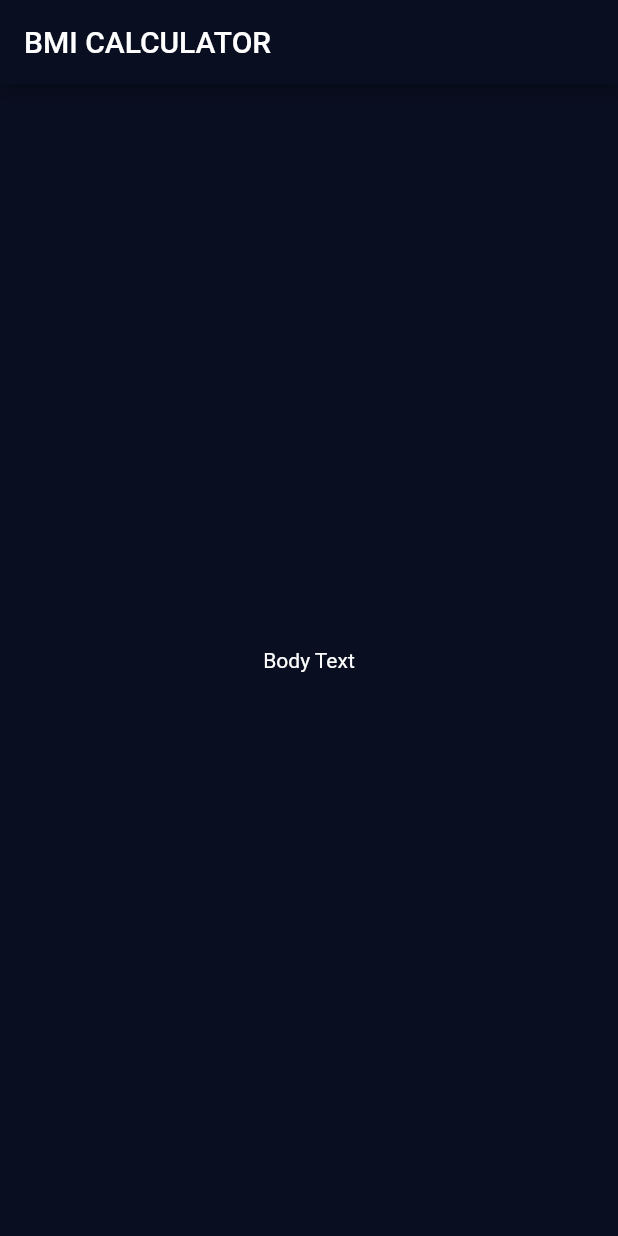
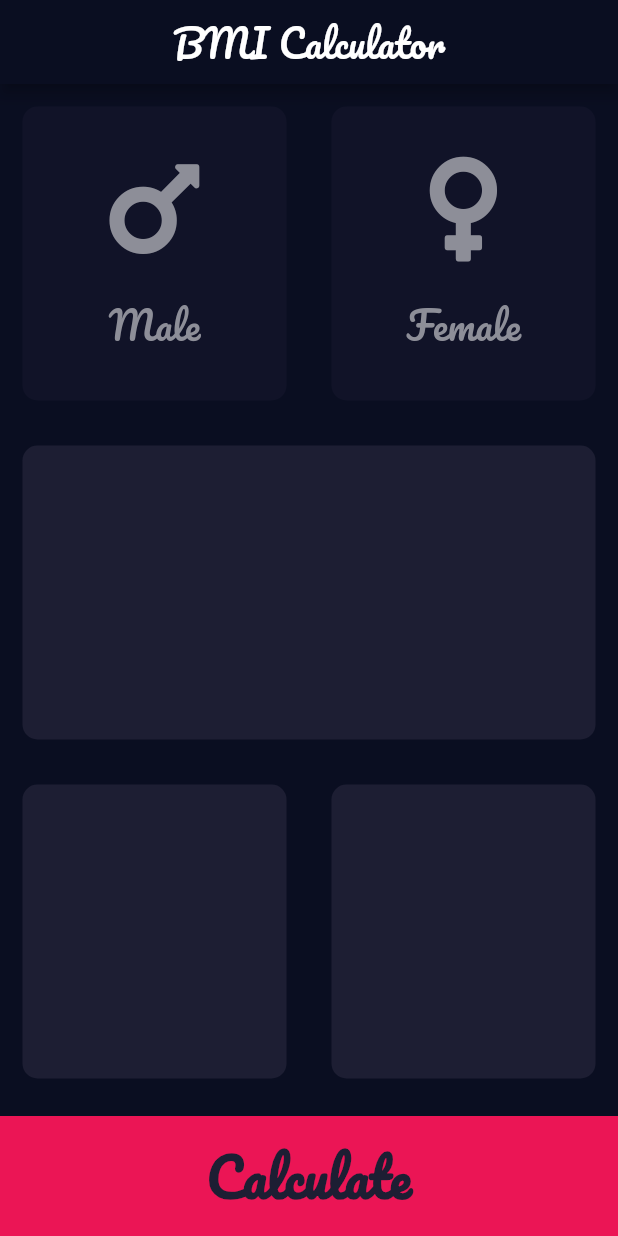
Before and after one commit to GEspinosa7/flutter_study, a Flutter app: the screen it shows after launch, on a phone screen of 412 x 824 dp. Run offline on Flutter 3.47's test engine with Material 2 defaults, Android fonts, the phone set to English and light mode, and no system bars; our stand-ins replace audioplayers, font_awesome_flutter, rflutter_alert.

Commit message:
update app

```diff
--- /dev/null
+++ b/bmi-calculator/lib/bmi_card.dart
@@ -0,0 +1,20 @@
+import 'package:flutter/material.dart';
+
+class BMICard extends StatelessWidget {
+  BMICard({@required this.colour, this.cardChild});
+
+  final Color colour;
+  final Widget cardChild;
+
+  @override
+  Widget build(BuildContext context) {
+    return Container(
+      child: cardChild,
+      margin: EdgeInsets.all(15),
+      decoration: BoxDecoration(
+        color: colour,
+        borderRadius: BorderRadius.circular(10.0),
+      ),
+    );
+  }
+}
--- /dev/null
+++ b/bmi-calculator/lib/bmi_card_itens.dart
@@ -0,0 +1,40 @@
+import 'package:flutter/material.dart';
+
+class BMICardItens extends StatelessWidget {
+  BMICardItens({
+    @required this.icon,
+    this.iconColor,
+    @required this.text,
+    this.textColor,
+  });
+
+  final IconData icon;
+  final Color iconColor;
+  final String text;
+  final Color textColor;
+
+  @override
+  Widget build(BuildContext context) {
+    return Column(
+      mainAxisAlignment: MainAxisAlignment.center,
+      children: [
+        Icon(
+          icon,
+          size: 80,
+          color: iconColor,
+        ),
+        SizedBox(
+          height: 15.0,
+        ),
+        Text(
+          text,
+          style: TextStyle(
+            color: textColor,
+            fontSize: 25,
+            fontFamily: 'Pacifico',
+          ),
+        ),
+      ],
+    );
+  }
+}
--- a/bmi-calculator/lib/input_page.dart
+++ b/bmi-calculator/lib/input_page.dart
@@ -1,4 +1,16 @@
+import 'package:bmi_calculator/bmi_card.dart';
+import 'package:bmi_calculator/bmi_card_itens.dart';
 import 'package:flutter/material.dart';
+import 'package:font_awesome_flutter/font_awesome_flutter.dart';
+
+const bottomContainerHeight = 80.0;
+const Color bottomContainerBgColor = Color(0xFFEB1555);
+const Color inactiveItemCardColor = Color(0xFF8D8E98);
+const Color activeItemCardColor = Colors.white;
+const Color inactiveBgCardColor = Color(0xFF111328);
+const Color activeBgCardColor = Color(0xFF1D1E33);
+
+enum Gender { male, female }
 
 class InputPage extends StatefulWidget {
   @override
@@ -6,14 +18,137 @@ class InputPage extends StatefulWidget {
 }
 
 class _InputPageState extends State<InputPage> {
+  Color maleBgCardColor = inactiveBgCardColor;
+  Color maleItemCardColor = inactiveItemCardColor;
+  Color femaleBgCardColor = inactiveBgCardColor;
+  Color femaleItemCardColor = inactiveItemCardColor;
+
+  void updateColor(Gender gender) {
+    if (gender == Gender.male) {
+      if (maleBgCardColor == inactiveBgCardColor) {
+        maleBgCardColor = activeBgCardColor;
+        maleItemCardColor = activeItemCardColor;
+        femaleBgCardColor = inactiveBgCardColor;
+        femaleItemCardColor = inactiveItemCardColor;
+      } else {
+        maleBgCardColor = inactiveBgCardColor;
+        maleItemCardColor = inactiveItemCardColor;
+      }
+    }
+    if (gender == Gender.female) {
+      if (femaleBgCardColor == inactiveBgCardColor) {
+        femaleBgCardColor = activeBgCardColor;
+        femaleItemCardColor = activeItemCardColor;
+        maleBgCardColor = inactiveBgCardColor;
+        maleItemCardColor = inactiveItemCardColor;
+      } else {
+        femaleBgCardColor = inactiveBgCardColor;
+        femaleItemCardColor = inactiveItemCardColor;
+      }
+    }
+  }
+
   @override
   Widget build(BuildContext context) {
     return Scaffold(
       appBar: AppBar(
-        title: Text('BMI CALCULATOR'),
+        title: Text(
+          'BMI Calculator',
+          style: TextStyle(
+            fontFamily: 'Pacifico',
+            fontSize: 25,
+          ),
+        ),
+        centerTitle: true,
       ),
-      body: Center(
-        child: Text('Body Text'),
+      body: Column(
+        children: [
+          Expanded(
+            child: Row(
+              children: [
+                Expanded(
+                  child: GestureDetector(
+                    onTap: () {
+                      setState(() {
+                        updateColor(Gender.male);
+                      });
+                    },
+                    child: BMICard(
+                      colour: maleBgCardColor,
+                      cardChild: BMICardItens(
+                        icon: FontAwesomeIcons.mars,
+                        iconColor: maleItemCardColor,
+                        text: 'Male',
+                        textColor: maleItemCardColor,
+                      ),
+                    ),
+                  ),
+                ),
+                Expanded(
+                  child: GestureDetector(
+                    onTap: () {
+                      setState(() {
+                        updateColor(Gender.female);
+                      });
+                    },
+                    child: BMICard(
+                      colour: femaleBgCardColor,
+                      cardChild: BMICardItens(
+                        icon: FontAwesomeIcons.venus,
+                        iconColor: femaleItemCardColor,
+                        text: 'Female',
+                        textColor: femaleItemCardColor,
+                      ),
+                    ),
+                  ),
+                ),
+              ],
+            ),
+          ),
+          Expanded(
+            child: BMICard(
+              colour: activeBgCardColor,
+            ),
+          ),
+          Expanded(
+            child: Row(
+              children: [
+                Expanded(
+                  child: BMICard(
+                    colour: activeBgCardColor,
+                  ),
+                ),
+                Expanded(
+                  child: BMICard(
+                    colour: activeBgCardColor,
+                  ),
+                ),
+              ],
+            ),
+          ),
+          FlatButton(
+            padding: EdgeInsets.all(0),
+            onPressed: () => print('teste'),
+            child: Container(
+              color: bottomContainerBgColor,
+              width: double.infinity,
+              height: bottomContainerHeight,
+              margin: EdgeInsets.only(top: 10.0),
+              child: Center(
+                child: Text(
+                  'Calculate',
+                  style: TextStyle(
+                    color: activeBgCardColor,
+                    fontSize: 35,
+                    fontWeight: FontWeight.bold,
+                    fontFamily: 'Pacifico',
+                  ),
+                  textAlign: TextAlign.center,
+                ),
+              ),
+            ),
+          )
+        ],
       ),
     );
   }
--- a/bmi-calculator/pubspec.yaml
+++ b/bmi-calculator/pubspec.yaml
@@ -11,6 +11,7 @@ dependencies:
     sdk: flutter
 
   cupertino_icons: ^0.1.2
+  font_awesome_flutter: ^8.8.1
 
 dev_dependencies:
   flutter_test:
@@ -18,3 +19,8 @@ dev_dependencies:
 
 flutter:
   uses-material-design: true
+
+  fonts:
+  - family: Pacifico
+    fonts:
+    - asset: fonts/Pacifico-Regular.ttf
```
